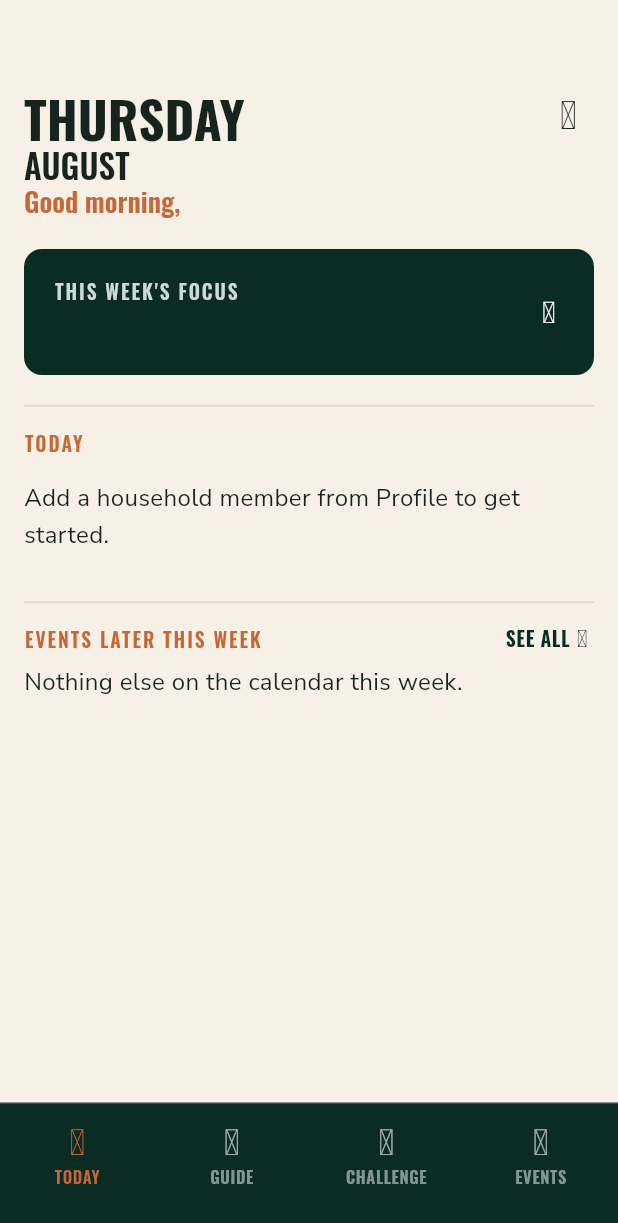
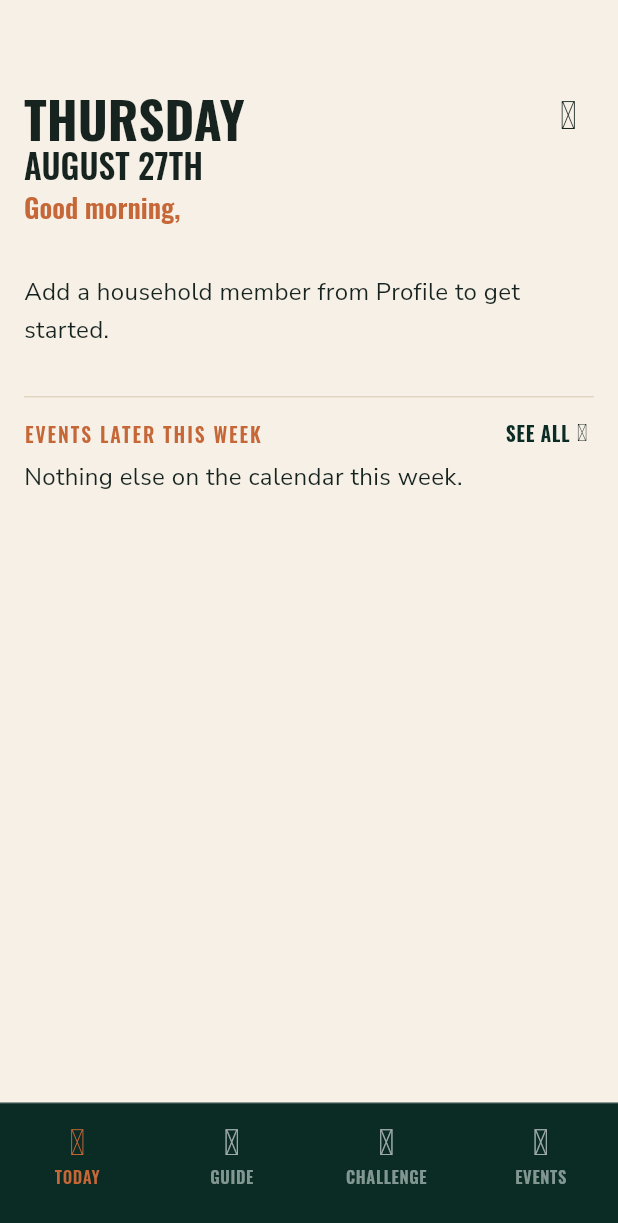
Before and after one commit to patrady/fraternus-mobile-app, a Flutter app: the screen it shows once a user with an empty profile is signed in, on a phone screen of 412 x 824 dp. Shown: the top 1223 px of the screen. Run offline on Flutter 3.47's test engine with Material 3 defaults, Android fonts, the phone set to English and light mode, and no system bars; our stand-ins replace flutter_markdown_plus, flutter_riverpod, go_router, google_fonts, riverpod_annotation, supabase_flutter; missing offline and left inert: add_2_calendar, markdown, widgetbook, widgetbook_annotation; accounts and stored records are empty; generated files the repository leaves out were written again.

Commit message:
feat: today screen empty states

```diff
--- a/fraternus_mobile_app/lib/features/today/models/today_dashboard.dart
+++ b/fraternus_mobile_app/lib/features/today/models/today_dashboard.dart
@@ -14,7 +14,12 @@ class TodayDashboard {
 
   final DateTime date;
   final String greetingName;
-  final WeeklyFocus weeklyFocus;
+
+  /// Null when today itself has no Field Guide reading (no resolved week,
+  /// or a week that doesn't cover today) — the Today screen's "This Week's
+  /// Focus" card doesn't render at all rather than showing a focus with
+  /// nothing to read today.
+  final WeeklyFocus? weeklyFocus;
   final List<HouseholdPerson> people;
 
   /// Empty in the current seed data (matches "Nothing else on the calendar
--- a/fraternus_mobile_app/lib/features/today/presentation/today_screen.dart
+++ b/fraternus_mobile_app/lib/features/today/presentation/today_screen.dart
@@ -26,9 +26,11 @@ class TodayScreen extends ConsumerWidget {
       child: Padding(
         padding: const EdgeInsets.symmetric(horizontal: 16),
         child: dashboardAsync.when(
-          data: (dashboard) => _TodayContent(dashboard: dashboard, selectedKey: selectedKey),
+          data: (dashboard) =>
+              _TodayContent(dashboard: dashboard, selectedKey: selectedKey),
           loading: () => const SizedBox.shrink(),
-          error: (error, stackTrace) => const BodyText('Something went wrong loading today.'),
+          error: (error, stackTrace) =>
+              const BodyText('Something went wrong loading today.'),
         ),
       ),
     );
@@ -64,29 +66,36 @@ class _TodayContent extends ConsumerWidget {
           greetingName: dashboard.greetingName,
           onProfileTap: () => context.push(RoutePaths.todayProfile),
         ),
+        if (dashboard.weeklyFocus != null) ...[
           const SizedBox(height: 20),
           DarkSummaryCard(
             eyebrow: "This Week's Focus",
-          title: dashboard.weeklyFocus.virtue,
+            title: dashboard.weeklyFocus!.virtue,
             onPressed: () => context.push(RoutePaths.guideVirtue),
           ),
+        ],
         const SizedBox(height: 20),
-        const HairlineDivider(),
-        const SizedBox(height: 16),
-        const Subheading('Today'),
-        const SizedBox(height: 4),
         if (selectedPerson == null)
           const Padding(
             padding: EdgeInsets.symmetric(vertical: 12),
-            child: BodyText('Add a household member from Profile to get started.'),
+            child: BodyText(
+              'Add a household member from Profile to get started.',
+            ),
           )
         else ...[
           PersonTabs(
             people: dashboard.people
-                .map((person) => PersonTabItem(key: person.memberId, label: person.label, status: person.status))
+                .map(
+                  (person) => PersonTabItem(
+                    key: person.memberId,
+                    label: person.label,
+                    status: person.status,
+                  ),
+                )
                 .toList(),
             activeKey: selectedPerson.memberId,
-            onChanged: (key) => ref.read(todaySelectedPersonProvider.notifier).select(key),
+            onChanged: (key) =>
+                ref.read(todaySelectedPersonProvider.notifier).select(key),
           ),
           const SizedBox(height: 16),
           _TodayTaskCard(person: selectedPerson),
@@ -105,7 +114,11 @@ class _TodayContent extends ConsumerWidget {
           const BodyText('Nothing else on the calendar this week.')
         else
           for (final event in dashboard.upcomingEvents)
-            ListRow(label: event.title, sublabel: event.dateLabel, bordered: false),
+            ListRow(
+              label: event.title,
+              sublabel: event.dateLabel,
+              bordered: false,
+            ),
         const SizedBox(height: 24),
       ],
     );
@@ -119,8 +132,13 @@ class _TodayTaskCard extends ConsumerWidget {
 
   Widget _leadingFor(TodayTaskKind kind, bool isComplete) {
     return switch (kind) {
-      TodayTaskKind.fieldGuideReading || TodayTaskKind.weeklyChallenge => isComplete
-          ? const FraternusIcon(name: 'circle-check', size: 22, tone: FraternusIconTone.success)
+      TodayTaskKind.fieldGuideReading || TodayTaskKind.weeklyChallenge =>
+        isComplete
+            ? const FraternusIcon(
+                name: 'circle-check',
+                size: 22,
+                tone: FraternusIconTone.success,
+              )
             : const FraternusIcon(name: 'circle', size: 22, opacity: 0.4),
       TodayTaskKind.event => const FraternusIcon(name: 'calendar', size: 20),
     };
@@ -131,35 +149,61 @@ class _TodayTaskCard extends ConsumerWidget {
     // Events have no completion state of their own — only the two
     // actionable task kinds check against their own feature's real data.
     final isFieldGuideComplete =
-        ref.watch(guideDevotionalProgressProvider(_dateOnly(DateTime.now()))).value?[person.memberId]?.isCompleted ??
+        ref
+            .watch(guideDevotionalProgressProvider(_dateOnly(DateTime.now())))
+            .value?[person.memberId]
+            ?.isCompleted ??
         false;
     final currentChallenge = ref.watch(currentChallengeProvider).value;
     final isChallengeComplete = currentChallenge == null
         ? false
-        : ref.watch(challengeProgressProvider(currentChallenge.id)).value?[person.memberId]?.isCompleted ?? false;
+        : ref
+                  .watch(challengeProgressProvider(currentChallenge.id))
+                  .value?[person.memberId]
+                  ?.isCompleted ??
+              false;
 
     final tasks = person.todayTasks;
+    if (tasks.isEmpty) {
+      return const Padding(
+        padding: EdgeInsets.symmetric(vertical: 24),
+        child: Center(
+          child: Column(
+            mainAxisSize: MainAxisSize.min,
+            children: [
+              FraternusIcon(name: "flame"),
+              SizedBox(height: 6),
+              Text("Nothing for today"),
+            ],
+          ),
+        ),
+      );
+    }
+
     return Box(
       child: Column(
         children: [
           for (var i = 0; i < tasks.length; i++) ...[
             ListRow(
-              leading: _leadingFor(
-                tasks[i].kind,
-                switch (tasks[i].kind) {
+              leading: _leadingFor(tasks[i].kind, switch (tasks[i].kind) {
                 TodayTaskKind.fieldGuideReading => isFieldGuideComplete,
                 TodayTaskKind.weeklyChallenge => isChallengeComplete,
                 TodayTaskKind.event => false,
-                },
-              ),
+              }),
               label: tasks[i].label,
               bordered: false,
               onPressed: switch (tasks[i].kind) {
                 // An event task's id doubles as its event id in the Events
                 // feature's own data — see StaticEventsRepository.
-                TodayTaskKind.event => () => context.push(RoutePaths.eventDetail(tasks[i].id)),
-                TodayTaskKind.weeklyChallenge => () => context.push(RoutePaths.challenge),
-                TodayTaskKind.fieldGuideReading => () => context.push(RoutePaths.guide),
+                TodayTaskKind.event => () => context.push(
+                  RoutePaths.eventDetail(tasks[i].id),
+                ),
+                TodayTaskKind.weeklyChallenge => () => context.push(
+                  RoutePaths.challenge,
+                ),
+                TodayTaskKind.fieldGuideReading => () => context.push(
+                  RoutePaths.guide,
+                ),
               },
             ),
             if (i != tasks.length - 1) const HairlineDivider(),
@@ -188,8 +232,10 @@ class _SeeAllLink extends StatelessWidget {
             children: [
               Text(
                 'SEE ALL',
-                style: FraternusTypography.button(fontSize: 13, color: FraternusColors.forestGreen)
-                    .copyWith(fontWeight: FontWeight.w700),
+                style: FraternusTypography.button(
+                  fontSize: 13,
+                  color: FraternusColors.forestGreen,
+                ).copyWith(fontWeight: FontWeight.w700),
               ),
               const FraternusIcon(name: 'chevron-right', size: 16),
             ],
--- a/fraternus_mobile_app/lib/features/today/presentation/widgets/today_header.dart
+++ b/fraternus_mobile_app/lib/features/today/presentation/widgets/today_header.dart
@@ -1,31 +1,11 @@
 import 'package:flutter/widgets.dart';
+import 'package:intl/intl.dart';
 
 import '../../../../design_system/design_system.dart';
+import '../../../../shared/formatting/ordinal_date_formatting.dart';
 
-const _weekdayNames = [
-  'Monday',
-  'Tuesday',
-  'Wednesday',
-  'Thursday',
-  'Friday',
-  'Saturday',
-  'Sunday',
-];
-
-const _monthNames = [
-  'January',
-  'February',
-  'March',
-  'April',
-  'May',
-  'June',
-  'July',
-  'August',
-  'September',
-  'October',
-  'November',
-  'December',
-];
+final _weekday = DateFormat('EEEE');
+final _month = DateFormat('MMMM');
 
 /// Date + personalized greeting + profile icon button — only appears on
 /// the Today tab root (other tab roots just show a bare uppercase
@@ -47,17 +27,9 @@ class TodayHeader extends StatelessWidget {
   final String greetingName;
   final VoidCallback? onProfileTap;
 
-  String get _weekDayLabel {
-    final weekday = _weekdayNames[date.weekday - 1];
+  String get _weekDayLabel => _weekday.format(date).toUpperCase();
 
-    return weekday.toUpperCase();
-  }
-
-  String get _monthLabel {
-    final month = _monthNames[date.month - 1];
-
-    return month.toUpperCase();
-  }
+  String get _monthDayLabel => '${_month.format(date).toUpperCase()} ${date.day}${ordinalSuffix(date.day).toUpperCase()}';
 
   String get _greeting {
     final hour = date.hour;
@@ -79,7 +51,8 @@ class TodayHeader extends StatelessWidget {
             mainAxisSize: MainAxisSize.min,
             children: [
               Heading(_weekDayLabel, level: HeadingLevel.h2),
-              Heading(_monthLabel, level: HeadingLevel.h3),
+              Heading(_monthDayLabel, level: HeadingLevel.h3),
+              const SizedBox(height: 4),
               Text(
                 '$_greeting, $greetingName',
                 style: FraternusTypography.h4(
--- a/fraternus_mobile_app/lib/features/today/providers/today_providers.dart
+++ b/fraternus_mobile_app/lib/features/today/providers/today_providers.dart
@@ -100,10 +100,15 @@ Future<TodayDashboard> todayDashboard(Ref ref) async {
       if (!_isSameDay(event.startAt, today) && event.startAt.isBefore(today.add(const Duration(days: 7)))) event,
   ];
 
+  // The "This Week's Focus" card is about today's reading specifically —
+  // hidden whenever today itself has no devotional, not just when no week
+  // resolves at all (a week can resolve but not cover every day).
+  final hasTodaysReading = week?.devotionalForDate(today) != null;
+
   return TodayDashboard(
     date: today,
     greetingName: user.firstName,
-    weeklyFocus: WeeklyFocus(virtue: week?.virtue ?? ''),
+    weeklyFocus: hasTodaysReading ? WeeklyFocus(virtue: week!.virtue) : null,
     people: [
       for (final member in members)
         _buildPerson(
--- a/fraternus_mobile_app/lib/shared/formatting/ordinal_date_formatting.dart
+++ b/fraternus_mobile_app/lib/shared/formatting/ordinal_date_formatting.dart
@@ -4,10 +4,11 @@ final _month = DateFormat('MMMM');
 
 /// "July 19th" — month name plus the day with its ordinal suffix.
 String formatOrdinalDate(DateTime date) {
-  return '${_month.format(date)} ${date.day}${_ordinalSuffix(date.day)}';
+  return '${_month.format(date)} ${date.day}${ordinalSuffix(date.day)}';
 }
 
-String _ordinalSuffix(int day) {
+/// "st"/"nd"/"rd"/"th" for a given day-of-month number.
+String ordinalSuffix(int day) {
   if (day >= 11 && day <= 13) return 'th';
   return switch (day % 10) {
     1 => 'st',
```
Also changed, not shown: 1 other file. Lines whose indentation alone changed are shown as unchanged.
